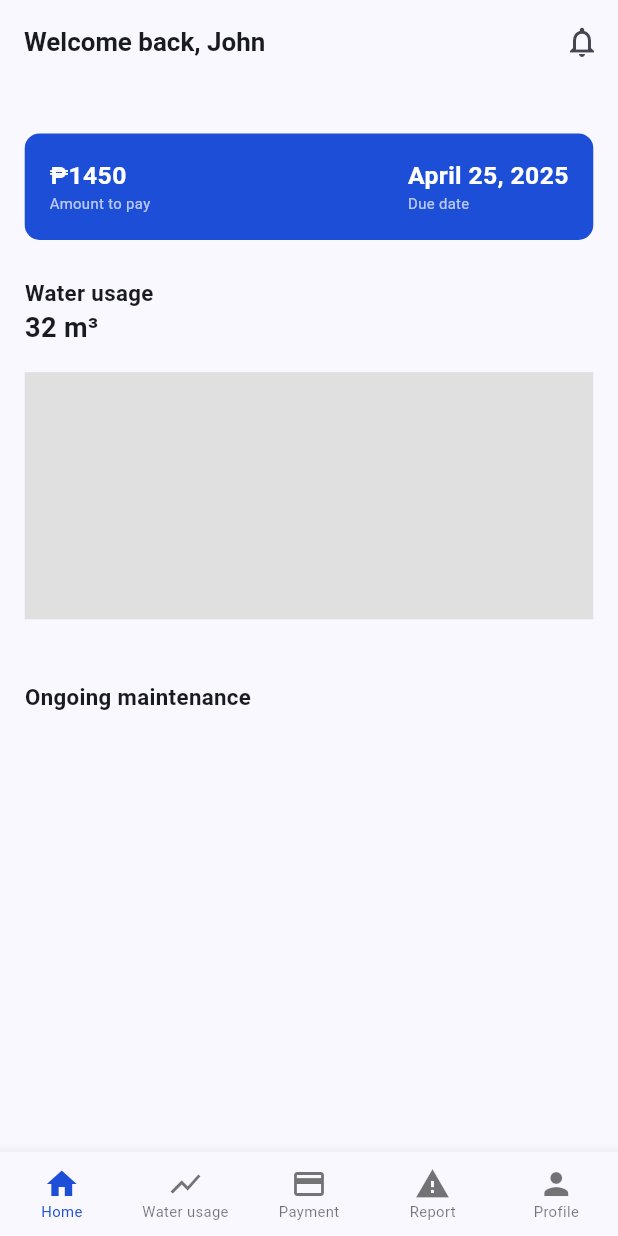
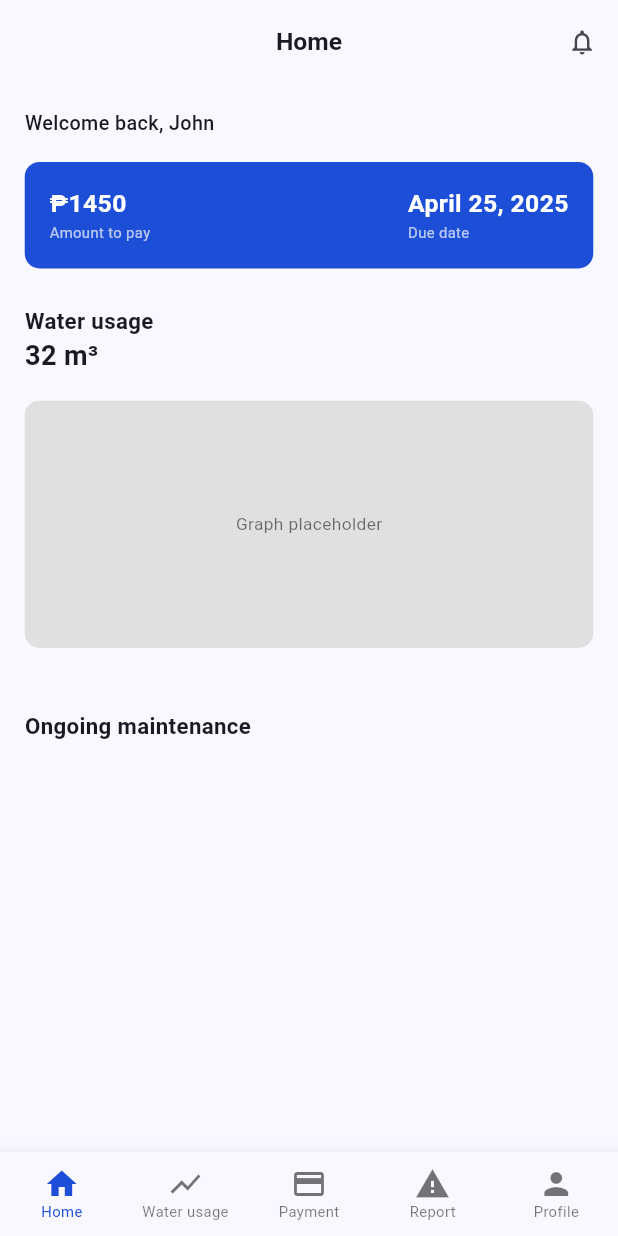
Before and after one commit to fiftheenyen/bawasa, a Flutter app: the DashboardScreen screen opened by its route, after a tap on the "notifications none" icon, on a phone screen of 412 x 824 dp. Run offline on Flutter 3.47's test engine with Material 3 defaults, Android fonts, the phone set to English and light mode, and no system bars; our stand-ins replace go_router.

Commit message:
changed the the layout of dashboard

```diff
--- a/consummer_app/lib/core/router.dart
+++ b/consummer_app/lib/core/router.dart
@@ -1,7 +1,7 @@
 import 'package:go_router/go_router.dart';
-import '../views/auth/welcome_screen.dart';
-import '../views/auth/signin_screen.dart';
-import '../views/dashboard/dashboard_screen.dart';
+import '../features/auth/welcome_screen.dart';
+import '../features/auth/signin_screen.dart';
+import '../features/dashboard/presentation/dashboard_screen.dart';
 import 'routes/app_routes.dart';
 
 final consumerRouter = GoRouter(
--- a/consummer_app/lib/views/dashboard/dashboard_screen.dart
+++ b/consummer_app/lib/features/dashboard/presentation/dashboard_screen.dart
@@ -1,4 +1,5 @@
 import 'package:flutter/material.dart';
+import '../../water_usage/presentation/water_usage_screen.dart';
 
 class SizingConfig {
   static late double textMultiplier;
@@ -20,6 +21,27 @@ class DashboardScreen extends StatefulWidget {
 }
 
 class _DashboardScreenState extends State<DashboardScreen> {
+  int _selectedIndex = 0;
+
+  void _onItemTapped(int index) {
+    setState(() {
+      _selectedIndex = index;
+    });
+
+    switch (index) {
+      case 0:
+        // Home – already here
+        break;
+      case 1:
+        Navigator.push(
+          context,
+          MaterialPageRoute(builder: (context) => const WaterUsageScreen()),
+        );
+        break;
+      // TODO: Add cases for Payment, Report, and Profile
+    }
+  }
+
   @override
   Widget build(BuildContext context) {
     return LayoutBuilder(
@@ -29,16 +51,21 @@ class _DashboardScreenState extends State<DashboardScreen> {
         return Scaffold(
           appBar: AppBar(
             title: Text(
-              'Welcome back, John',
+              'Home',
               style: TextStyle(
-                fontSize: 2.1 * SizingConfig.textMultiplier,
-                fontWeight: FontWeight.w700,
+                fontSize: 2 * SizingConfig.textMultiplier,
+                fontWeight: FontWeight.bold,
               ),
             ),
+            centerTitle: true,
             actions: [
               IconButton(
                 icon: const Icon(Icons.notifications_none),
-                onPressed: () {},
+                iconSize: 2.4 * SizingConfig.heightMultiplier,
+                onPressed: () {
+                  // TODO: Navigate to notifications screen or show a dropdown
+                  debugPrint('Bell icon tapped');
+                },
               ),
             ],
           ),
@@ -47,9 +74,15 @@ class _DashboardScreenState extends State<DashboardScreen> {
             child: Column(
               crossAxisAlignment: CrossAxisAlignment.start,
               children: [
+                Text(
+                  'Welcome back, John',
+                  style: TextStyle(
+                    fontSize: 1.6 * SizingConfig.textMultiplier,
+                    fontWeight: FontWeight.w500,
+                  ),
+                ),
                 SizedBox(height: 2 * SizingConfig.heightMultiplier),
 
-                // Amount to pay card
                 Container(
                   padding: EdgeInsets.all(4 * SizingConfig.widthMultiplier),
                   decoration: BoxDecoration(
@@ -66,7 +99,6 @@ class _DashboardScreenState extends State<DashboardScreen> {
                     ],
                   ),
                 ),
-
                 SizedBox(height: 3 * SizingConfig.heightMultiplier),
 
                 Text(
@@ -83,15 +115,27 @@ class _DashboardScreenState extends State<DashboardScreen> {
                     fontWeight: FontWeight.bold,
                   ),
                 ),
-                // Placeholder for graph
                 Container(
                   height: 20 * SizingConfig.heightMultiplier,
-                  color: Colors.grey.shade300,
+                  width: double.infinity,
                   margin: EdgeInsets.symmetric(
                     vertical: 2 * SizingConfig.heightMultiplier,
                   ),
+                  decoration: BoxDecoration(
+                    color: Colors.grey.shade300,
+                    borderRadius: BorderRadius.circular(
+                      1.2 * SizingConfig.heightMultiplier,
+                    ),
+                  ),
+                  alignment: Alignment.center,
+                  child: Text(
+                    'Graph placeholder',
+                    style: TextStyle(
+                      fontSize: 1.4 * SizingConfig.textMultiplier,
+                      color: Colors.black54,
+                    ),
+                  ),
                 ),
-
                 SizedBox(height: 3 * SizingConfig.heightMultiplier),
 
                 Text(
@@ -101,11 +145,12 @@ class _DashboardScreenState extends State<DashboardScreen> {
                     fontWeight: FontWeight.bold,
                   ),
                 ),
-                // TODO: Maintenance list widget
               ],
             ),
           ),
           bottomNavigationBar: BottomNavigationBar(
+            currentIndex: _selectedIndex,
+            onTap: _onItemTapped,
             type: BottomNavigationBarType.fixed,
             selectedFontSize: 1.2 * SizingConfig.textMultiplier,
             unselectedFontSize: 1.2 * SizingConfig.textMultiplier,
--- /dev/null
+++ b/consummer_app/lib/features/water_usage/presentation/water_usage_screen.dart
@@ -0,0 +1,29 @@
+import 'package:flutter/material.dart';
+
+void main() {
+  runApp(const MyApp());
+}
+
+class MyApp extends StatelessWidget {
+  const MyApp({super.key});
+
+  @override
+  Widget build(BuildContext context) {
+    return MaterialApp(
+      debugShowCheckedModeBanner: false,
+      title: 'BAWASA',
+      theme: ThemeData(primarySwatch: Colors.blue),
+      home: const WaterUsageScreen(),
+    );
+  }
+}
+
+// 🔹 Placeholder only — no UI code yet
+class WaterUsageScreen extends StatelessWidget {
+  const WaterUsageScreen({super.key});
+
+  @override
+  Widget build(BuildContext context) {
+    return const Scaffold(body: Center(child: Text('Water Usage Screen')));
+  }
+}
```
Also changed, not shown: consummer_app/lib/features/auth/signin_screen.dart (renamed from consummer_app/lib/views/auth/signin_screen.dart), consummer_app/lib/features/auth/welcome_screen.dart (renamed from consummer_app/lib/views/auth/welcome_screen.dart).
